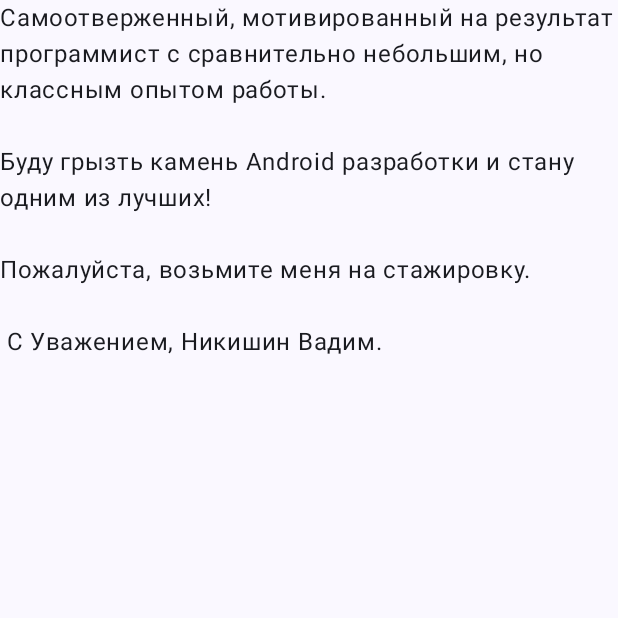
After one commit to pecangoo/PokemonsVK, an Android app built with Jetpack Compose: the SecretPage screen opened through its navigation route, on a phone screen of 412 x 824 dp, the top half of it. The commit adds this screen. Run offline under Robolectric (Android 15) with nearby library versions, the phone set to English and light mode, and no system bars; pictures from the network do not load.

Commit message:
Minor Updates

```diff
--- a/app/src/main/java/com/vk/pokemonapp/MainActivity.kt
+++ b/app/src/main/java/com/vk/pokemonapp/MainActivity.kt
@@ -19,6 +19,7 @@ import com.vk.pokemonapp.domain.GetListPokemonUseCase
 import com.vk.pokemonapp.network.repository.PokemonListRepository
 import com.vk.pokemonapp.presenter.screen.PokemonInfoScreen
 import com.vk.pokemonapp.presenter.screen.PokemonListScreen
+import com.vk.pokemonapp.presenter.screen.SecretPage
 import com.vk.pokemonapp.presenter.vm.PokemonInfoScreenVM
 import com.vk.pokemonapp.presenter.vm.PokemonListScreenVM
 import com.vk.pokemonapp.presenter.vm.factory.PokemonInfoScreenVMFactory
@@ -75,7 +76,10 @@ class MainActivity : ComponentActivity() {
                             id ->
                            val pokemonId = id.arguments?.getString("id")
                             PokemonInfoScreen(infoScreenVM,
-                                id = pokemonId)
+                                id = pokemonId) { navController.navigate(it) };
+                        }
+                        composable("secret_page"){
+                            SecretPage()
                         }
                     }
 
--- /dev/null
+++ b/app/src/main/java/com/vk/pokemonapp/presenter/screen/SecretPage.kt
@@ -0,0 +1,15 @@
+package com.vk.pokemonapp.presenter.screen
+
+import androidx.compose.material3.Text
+import androidx.compose.runtime.Composable
+
+@Composable
+fun SecretPage() {
+    Text(text = "Самоотверженный, мотивированный на" +
+            " результат программист с сравнительно небольшим, но " +
+            "классным опытом работы." +
+            "\n\nБуду грызть камень" +
+            " Android разработки и стану одним из лучших!" +
+            "\n\nПожалуйста, возьмите меня на стажировку." +
+            "\n\n C Уважением, Никишин Вадим.")
+}
```
Also changed, not shown: app/src/main/java/com/vk/pokemonapp/presenter/screen/PokemonInfoScreen.kt (+27 -12 lines), app/src/main/java/com/vk/pokemonapp/presenter/screen/PokemonListScreen.kt (+2 -7 lines).
